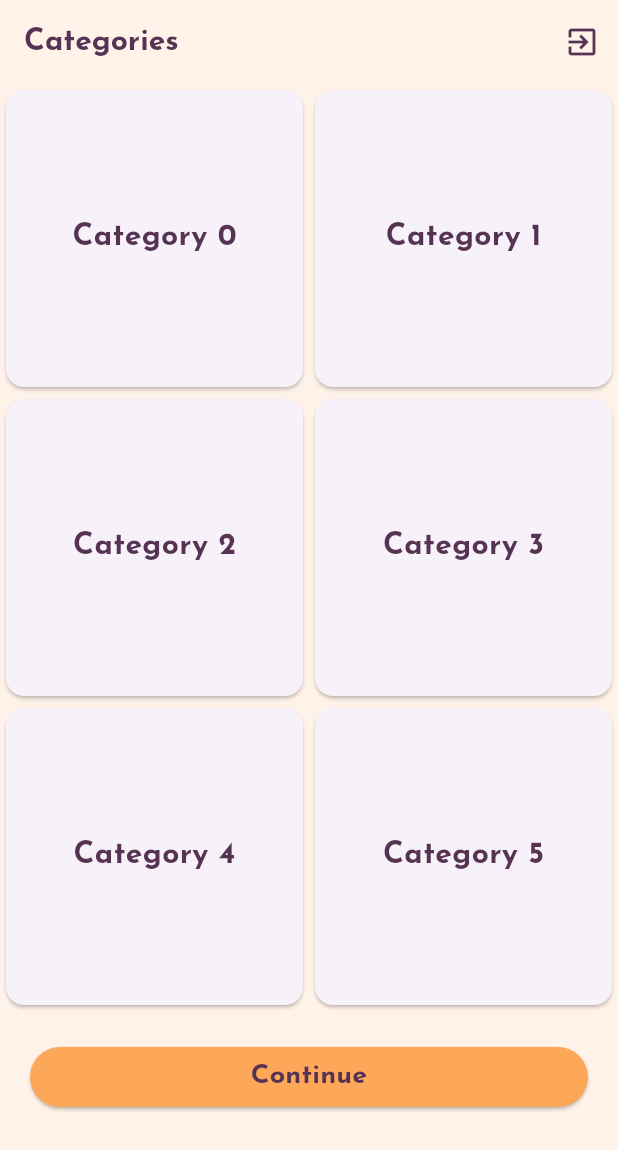
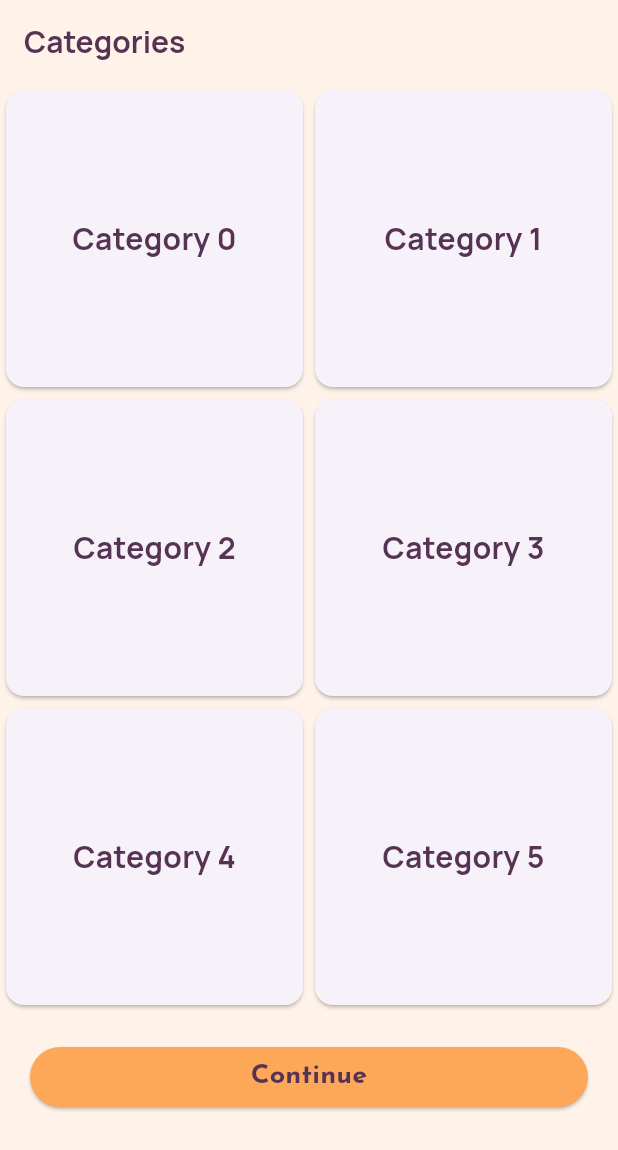
Before and after one commit to MitrovicEmilija/brain_bounce, a Flutter app: the screen it shows once a user with an empty profile is signed in, on a phone screen of 412 x 824 dp. Shown: the top 1150 px of the screen. Run offline on Flutter 3.47's test engine with Material 3 defaults, Android fonts, the light colour scheme and no system bars; our stand-ins replace cloud_firestore, firebase_auth, firebase_core, firebase_storage, image_picker; accounts and stored records are empty.

```diff
--- a/lib/screens/categories.dart
+++ b/lib/screens/categories.dart
@@ -1,5 +1,4 @@
 import 'package:flutter/material.dart';
-import 'package:firebase_auth/firebase_auth.dart';
 
 import 'package:brain_bounce/screens/profile.dart';
 import 'package:brain_bounce/models/category.dart';
@@ -28,19 +27,10 @@ class _CategoriesState extends State<Categories> {
       backgroundColor: const Color.fromRGBO(255, 243, 233, 1),
       appBar: AppBar(
         backgroundColor: const Color.fromRGBO(255, 243, 233, 1),
-        actions: [
-          IconButton(
-            icon: const Icon(Icons.exit_to_app),
-            color: const Color.fromRGBO(87, 51, 83, 1),
-            onPressed: () {
-              FirebaseAuth.instance.signOut();
-            },
-          )
-        ],
         title: const Text(
           'Categories',
           style: TextStyle(
-              fontFamily: 'JosefinSans',
+              fontFamily: 'Manrope',
               fontWeight: FontWeight.bold,
               fontSize: 20,
               color: Color.fromRGBO(87, 51, 83, 1)),
@@ -59,7 +49,7 @@ class _CategoriesState extends State<Categories> {
                     child: Text(
                       'Category $index',
                       style: const TextStyle(
-                        fontFamily: 'JosefinSans',
+                        fontFamily: 'Manrope',
                         fontWeight: FontWeight.bold,
                         fontSize: 20,
                         color: Color.fromRGBO(87, 51, 83, 1),
--- a/lib/screens/communities.dart
+++ b/lib/screens/communities.dart
@@ -28,6 +28,7 @@ class _CommunitiesState extends State<Communities> {
 
     if (response.statusCode == 200) {
       final List<dynamic> communityData = json.decode(response.body);
+      // ignore: avoid_print
       print('Received data from the backend: $communityData');
 
       setState(() {
@@ -36,8 +37,10 @@ class _CommunitiesState extends State<Communities> {
               name: community['name'], description: community['description']);
         }).toList();
       });
+      // ignore: avoid_print
       print('Communities loaded successfully: $communities');
     } else {
+      // ignore: avoid_print
       print('Failed to load communities');
     }
   }
```
Also changed, not shown: lib/screens/auth.dart (+36 -0 lines).
